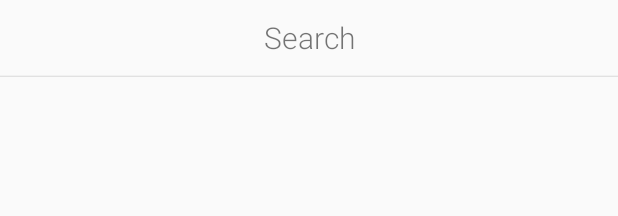
After one commit to recipey/android, an Android app: the layout fragment_search.xml on its own in the app's theme, with its tools: preview values and no code run, on a phone screen of 412 x 824 dp. The commit adds this screen. Shown: the top 216 px of the screen. Run offline under Robolectric (Android 15) with nearby library versions, the phone set to English and light mode, and no system bars.

Commit message:
added search fragment and adapter, layouts

```diff
--- a/app/build.gradle
+++ b/app/build.gradle
@@ -8,7 +8,7 @@ android {
     compileSdkVersion 27
     defaultConfig {
         applicationId "com.recipey.nhnic.recipey"
-        minSdkVersion 15
+        minSdkVersion 16
         targetSdkVersion 27
         versionCode 1
         versionName "1.0"
@@ -26,6 +26,7 @@ dependencies {
     implementation fileTree(dir: 'libs', include: ['*.jar'])
     implementation"org.jetbrains.kotlin:kotlin-stdlib-jre7:$kotlin_version"
     implementation 'com.android.support:appcompat-v7:27.1.1'
+    implementation 'com.android.support.constraint:constraint-layout:1.1.0'
     testImplementation 'junit:junit:4.12'
     androidTestImplementation 'com.android.support.test:runner:1.0.2'
     androidTestImplementation 'com.android.support.test.espresso:espresso-core:3.0.2'
--- /dev/null
+++ b/app/src/main/res/drawable/border_shadow.xml
@@ -0,0 +1,11 @@
+<shape xmlns:android="http://schemas.android.com/apk/res/android"
+    android:shape="rectangle">
+    <gradient android:startColor="#00FFFFFF"
+        android:endColor="#22000000"
+        android:angle="270">
+    </gradient>
+    <size
+        android:height="@dimen/activity_vertical_margin"
+        android:width="10dp">
+    </size>
+</shape>
--- a/app/src/main/res/layout/activity_main.xml
+++ b/app/src/main/res/layout/activity_main.xml
@@ -8,13 +8,12 @@
         android:id="@+id/tabs"
         android:layout_width="match_parent"
         android:layout_height="55dp"
-        android:layout_alignParentBottom="true"/>
+        app:layout_constraintBottom_toBottomOf="parent"/>
 
     <android.support.v4.view.ViewPager
         android:id="@+id/pager"
         android:layout_width="match_parent"
-        android:layout_height="match_parent"
-        android:layout_above="@id/tabs">
+        android:layout_height="match_parent">
 
     </android.support.v4.view.ViewPager>
 
--- /dev/null
+++ b/app/src/main/res/layout/cardview_recipe.xml
@@ -0,0 +1,5 @@
+<?xml version="1.0" encoding="utf-8"?>
+<android.support.v7.widget.CardView xmlns:android="http://schemas.android.com/apk/res/android"
+    android:layout_width="match_parent" android:layout_height="match_parent">
+
+</android.support.v7.widget.CardView>
--- /dev/null
+++ b/app/src/main/res/layout/fragment_search.xml
@@ -0,0 +1,21 @@
+<?xml version="1.0" encoding="utf-8"?>
+<android.support.constraint.ConstraintLayout xmlns:android="http://schemas.android.com/apk/res/android"
+    android:layout_width="match_parent"
+    android:layout_height="match_parent"
+    xmlns:app="http://schemas.android.com/apk/res-auto">
+
+    <TextView
+        android:id="@+id/search_title"
+        android:layout_width="match_parent"
+        android:layout_height="50dp"
+        android:text="@string/search_title"
+        android:gravity="center"
+        android:textSize="20sp"/>
+
+    <View
+        android:layout_width="match_parent"
+        android:layout_height="1dp"
+        android:background="@drawable/border_shadow"
+        app:layout_constraintTop_toBottomOf="@id/search_title"/>
+
+</android.support.constraint.ConstraintLayout>
--- /dev/null
+++ b/app/src/main/res/values/dimens.xml
@@ -0,0 +1,5 @@
+<resources>
+    <!-- Default screen margins, per the Android Design guidelines. -->
+    <dimen name="activity_horizontal_margin">16dp</dimen>
+    <dimen name="activity_vertical_margin">16dp</dimen>
+</resources>
--- a/app/src/main/res/values/strings.xml
+++ b/app/src/main/res/values/strings.xml
@@ -1,3 +1,4 @@
 <resources>
     <string name="app_name">recipey</string>
+    <string name="search_title">Search</string>
 </resources>
--- a/app/src/main/res/values/styles.xml
+++ b/app/src/main/res/values/styles.xml
@@ -6,6 +6,11 @@
         <item name="colorPrimary">@color/colorPrimary</item>
         <item name="colorPrimaryDark">@color/colorPrimaryDark</item>
         <item name="colorAccent">@color/colorAccent</item>
+        <item name="android:textViewStyle">@style/RobotoTextViewStyle</item>
+    </style>
+
+    <style name="RobotoTextViewStyle" parent="android:Widget.TextView">
+        <item name="android:fontFamily">sans-serif-light</item>
     </style>
 
 </resources>
```
Also changed, not shown: app/src/main/java/com/recipey/nhnic/recipey/dtos/RecipesDTO.java (added, +16 -0 lines), app/src/main/java/com/recipey/nhnic/recipey/tabs/search/SearchAdapter.java (added, +75 -0 lines), app/src/main/java/com/recipey/nhnic/recipey/tabs/search/SearchFragment.java (added, +45 -0 lines).
